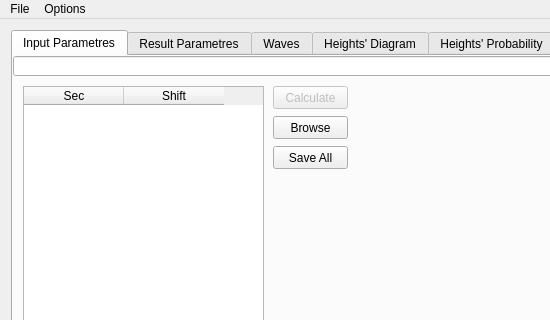
Before: the Qt Designer form mainwindow.ui in barinova/CrossingWaves, drawn with Qt 5; both pictures show x 0 to 550 and y 0 to 320 of the 1117 by 714 pixel window.
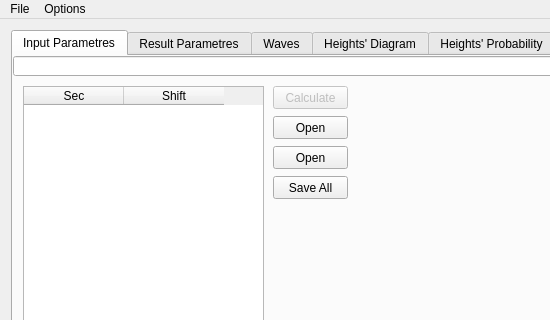
After: the same form once the commit is applied. The open tabs and pages were chosen to show the change.

```diff
--- a/mainwindow.ui
+++ b/mainwindow.ui
@@ -134,14 +134,14 @@
          </rect>
         </property>
         <property name="text">
-         <string>Browse</string>
+         <string>Open</string>
         </property>
        </widget>
        <widget class="QPushButton" name="buttonSaveAll">
         <property name="geometry">
          <rect>
           <x>260</x>
-          <y>90</y>
+          <y>120</y>
           <width>75</width>
           <height>23</height>
          </rect>
@@ -150,11 +150,22 @@
          <string>Save All</string>
         </property>
        </widget>
-       <zorder>buttonBrowse</zorder>
-       <zorder>buttonSaveAll</zorder>
-       <zorder>calculateButton</zorder>
-       <zorder>tableWidget</zorder>
-       <zorder>fileNameEdit</zorder>
+       <widget class="QPushButton" name="buttonBrowse_M">
+        <property name="enabled">
+         <bool>true</bool>
+        </property>
+        <property name="geometry">
+         <rect>
+          <x>260</x>
+          <y>90</y>
+          <width>75</width>
+          <height>23</height>
+         </rect>
+        </property>
+        <property name="text">
+         <string>Open</string>
+        </property>
+       </widget>
       </widget>
       <widget class="QWidget" name="tab_2">
        <attribute name="title">
```
Left out of the diff: 77 changed lines with no effect on the pictures.
